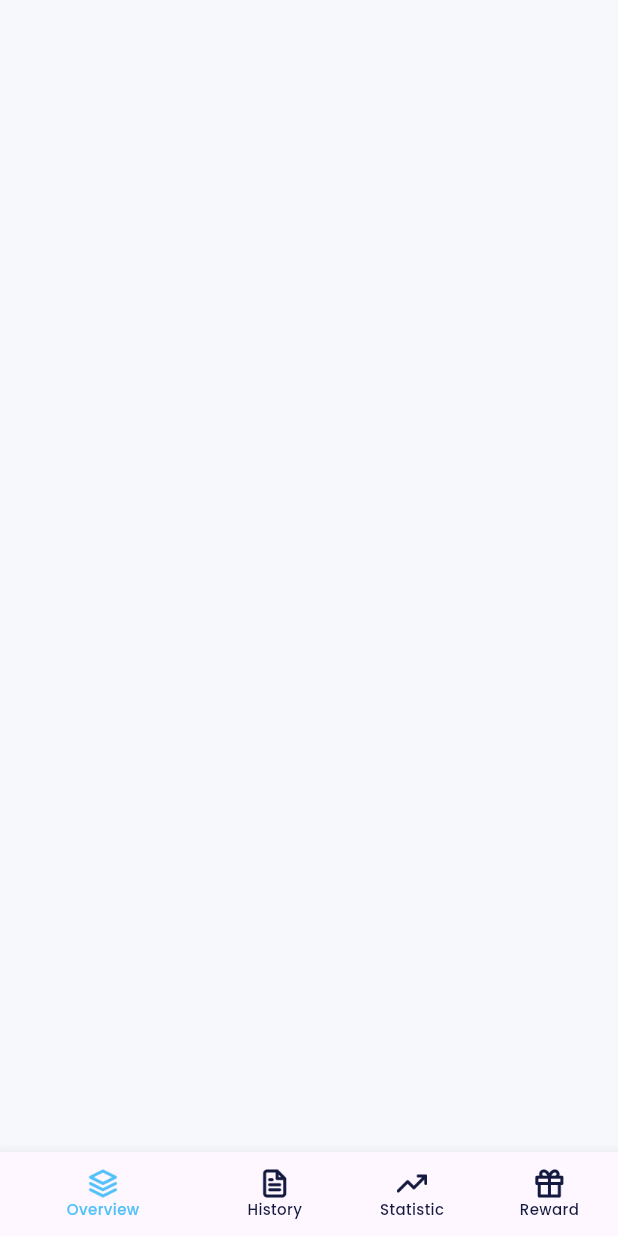
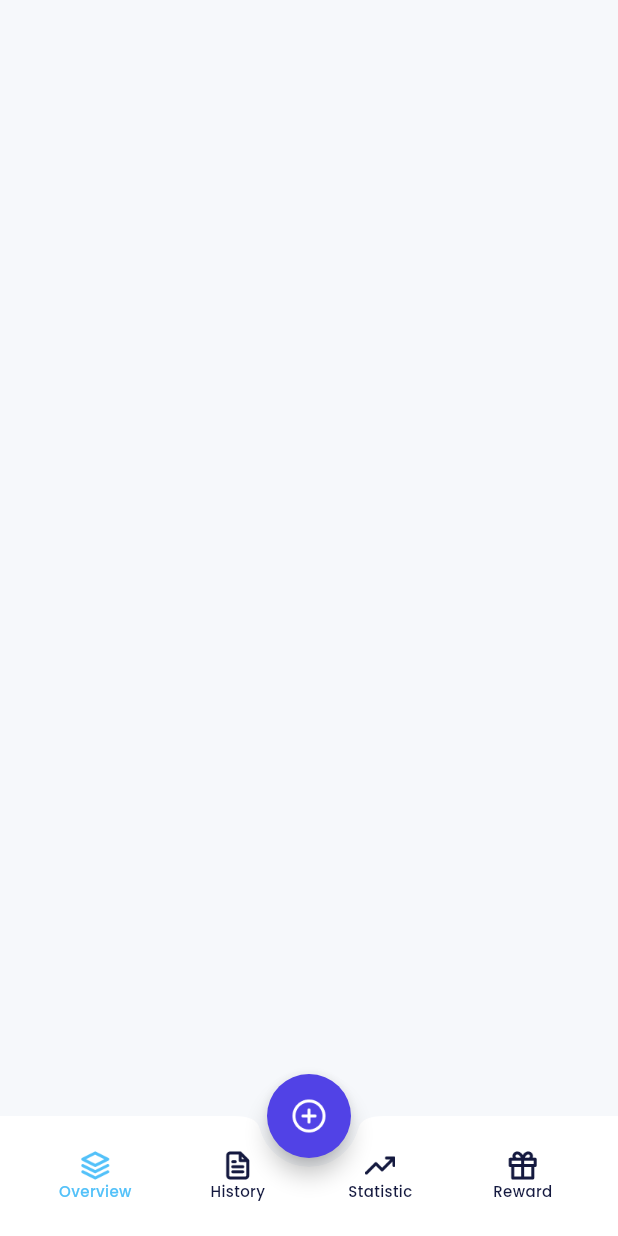
Before and after one commit to shandikadav/bank_sha, a Flutter app: the HomePage screen opened by its route, on a phone screen of 412 x 824 dp. Run offline on Flutter 3.47's test engine with Material 3 defaults, Android fonts, the phone set to English and light mode, and no system bars; our stand-ins replace carousel_slider, google_fonts.

Commit message:
finishing bottom app bar at homepage

```diff
--- a/lib/ui/pages/home_page.dart
+++ b/lib/ui/pages/home_page.dart
@@ -8,7 +8,16 @@ class HomePage extends StatelessWidget {
   Widget build(BuildContext context) {
     return Scaffold(
       backgroundColor: lightBackgroundColor,
-      bottomNavigationBar: BottomNavigationBar(
+      bottomNavigationBar: BottomAppBar(
+        color: whiteColor,
+        shape: const CircularNotchedRectangle(),
+        clipBehavior: Clip.antiAlias,
+        notchMargin: 6,
+        elevation: 0,
+        child: BottomNavigationBar(
+          type: BottomNavigationBarType.fixed,
+          elevation: 0,
+          backgroundColor: whiteColor,
           selectedItemColor: blueColor,
           unselectedItemColor: blackColor,
           showSelectedLabels: true,
@@ -53,6 +62,17 @@ class HomePage extends StatelessWidget {
             ),
           ],
         ),
+      ),
+      floatingActionButton: FloatingActionButton(
+        onPressed: () {},
+        shape: const CircleBorder(),
+        backgroundColor: purpleColor,
+        child: Image.asset(
+          'assets/ic_plus_circle.png',
+          width: 24,
+        ),
+      ),
+      floatingActionButtonLocation: FloatingActionButtonLocation.centerDocked,
     );
   }
 }
```
Lines whose indentation alone changed are shown as unchanged.
